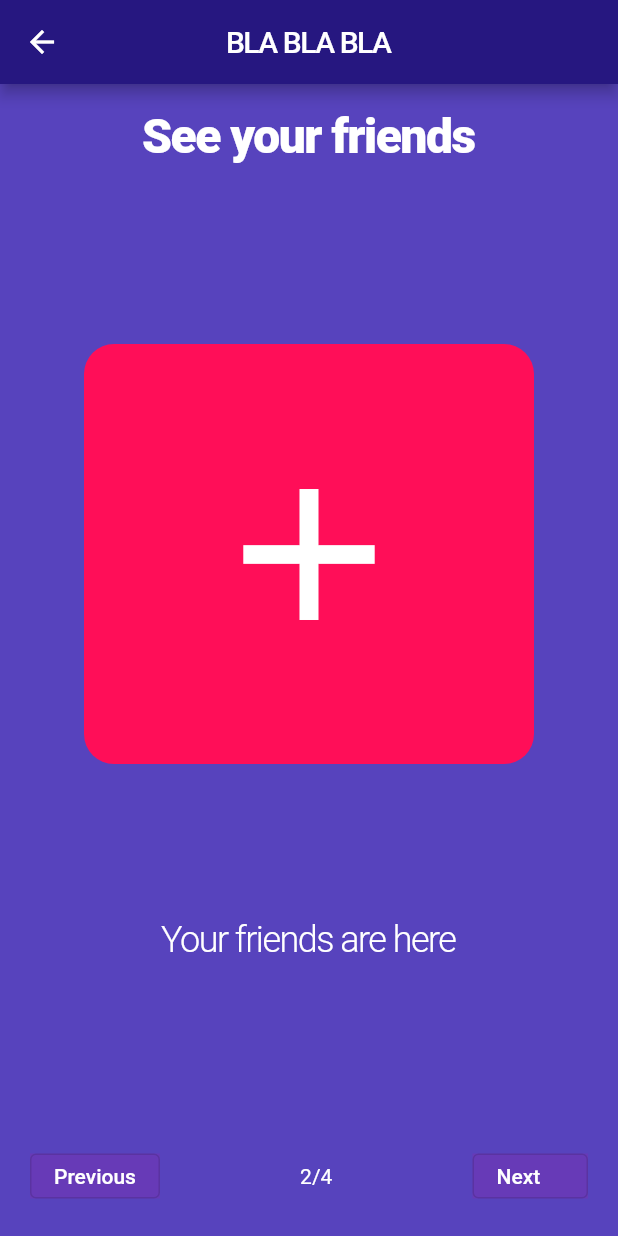
After one commit to efecankaya/penta, a Flutter app: the WalkthroughView screen opened directly, after a tap on "Next", on a phone screen of 412 x 824 dp. The commit adds this screen. Run offline on Flutter 3.47's test engine with Material 2 defaults, Android fonts, the phone set to English and light mode, and no system bars; our stand-ins replace email_validator, google_fonts, shared_preferences; accounts and stored records are empty.

Commit message:
add walkthrough view

```diff
--- a/lib/main.dart
+++ b/lib/main.dart
@@ -209,7 +209,7 @@ class _MainViewState extends State<MainView> {
                 label: "Create",
               ),
               BottomNavigationBarItem(
-                icon: Icon(Icons.mail),
+                icon: Icon(Icons.notifications),
                 label: "Messages",
               ),
               BottomNavigationBarItem(
--- /dev/null
+++ b/lib/routes/walkthrough_view.dart
@@ -0,0 +1,165 @@
+import 'package:flutter/material.dart';
+
+class WalkthroughView extends StatefulWidget {
+  @override
+  _WalkthroughViewState createState() => _WalkthroughViewState();
+}
+
+class _WalkthroughViewState extends State<WalkthroughView> {
+  int currentPage = 0;
+  int lastPage = 3;
+
+  List<String> titles = [
+    'Welcome To Penta',
+    'Bla Bla Bla',
+    'Hello guys',
+    'Lets sign up'
+  ];
+  List<String> headings = [
+    'Welcome to Your World',
+    'See your friends',
+    'Newest news',
+    'Lets Create your Account'
+  ];
+  List<String> captions = [
+    'We crate a world for you',
+    'Your friends are here',
+    'You can add new posts',
+    'you are the best'
+  ];
+
+  List<IconData> images = [
+    Icons.start,
+    Icons.add,
+    Icons.volume_down,
+    Icons.volume_up
+  ];
+
+  void nextPage() {
+    if (currentPage < lastPage) {
+      setState(() {
+        currentPage += 1;
+      });
+    }
+  }
+
+  void prevPage() {
+    if (currentPage > 0) {
+      setState(() {
+        currentPage -= 1;
+      });
+    }
+  }
+
+  @override
+  Widget build(BuildContext context) {
+    return Scaffold(
+      backgroundColor: const Color(0xFF5743BD),
+      appBar: AppBar(
+        backgroundColor: const Color(0xFF261780),
+        title: Text(
+          titles[currentPage].toUpperCase(),
+          style: TextStyle(
+            color: Colors.white,
+            letterSpacing: -1,
+          ),
+        ),
+        centerTitle: true,
+      ),
+      body: SafeArea(
+        child: Column(
+          mainAxisAlignment: MainAxisAlignment.spaceBetween,
+          children: [
+            Center(
+              child: Padding(
+                padding: const EdgeInsets.symmetric(vertical: 16),
+                child: Text(
+                  headings[currentPage],
+                  style: TextStyle(
+                    fontSize: 32,
+                    fontWeight: FontWeight.w800,
+                    color: Colors.white,
+                    letterSpacing: -1.0,
+                  ),
+                ),
+              ),
+            ),
+            Container(
+              height: 280,
+              child: ClipRRect(
+                borderRadius: BorderRadius.circular(20.0), //or 15.0
+                child: Container(
+                  height: 150.0,
+                  width: 300.0,
+                  color: Color(0xffFF0E58),
+                  child: Icon(images[currentPage],
+                      color: Colors.white, size: 150.0),
+                ),
+              ),
+            ),
+            Center(
+              child: Text(
+                captions[currentPage],
+                style: TextStyle(
+                  fontSize: 24,
+                  fontWeight: FontWeight.w300,
+                  color: Colors.white,
+                  letterSpacing: -1.0,
+                ),
+              ),
+            ),
+            Padding(
+              padding: const EdgeInsets.symmetric(horizontal: 20),
+              child: Container(
+                height: 80,
+                child: Row(
+                  children: [
+                    Container(
+                      height: 30,
+                      color: Colors.deepPurple,
+                      child: OutlinedButton(
+                        child: Container(
+                          child: Text(
+                            'Previous',
+                            style: TextStyle(
+                              color: Colors.white,
+                            ),
+                          ),
+                        ),
+                        onPressed: prevPage,
+                      ),
+                    ),
+                    Spacer(),
+                    Text(
+                      '${currentPage + 1}/${lastPage + 1}',
+                      style: TextStyle(
+                        color: Colors.white,
+                      ),
+                    ),
+                    Spacer(),
+                    Container(
+                      height: 30,
+                      color: Colors.deepPurple,
+                      child: OutlinedButton(
+                        child: Container(
+                          width: 45,
+                          child: Text(
+                            'Next',
+                            style: TextStyle(
+                              color: Colors.white,
+                            ),
+                          ),
+                        ),
+                        onPressed: nextPage,
+                      ),
+                    ),
+                  ],
+                ),
+              ),
+            ),
+          ],
+        ),
+      ),
+    );
+  }
+}
```
Also changed, not shown: pubspec.lock.
